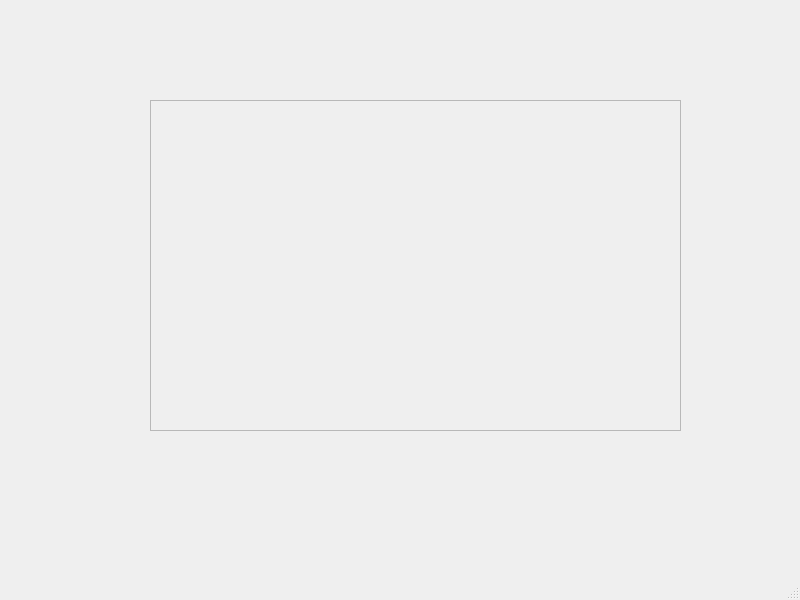
First picture: the form in LR3/LR3/mainwindow.ui, repository Hudenchik/OOP, before the edit.
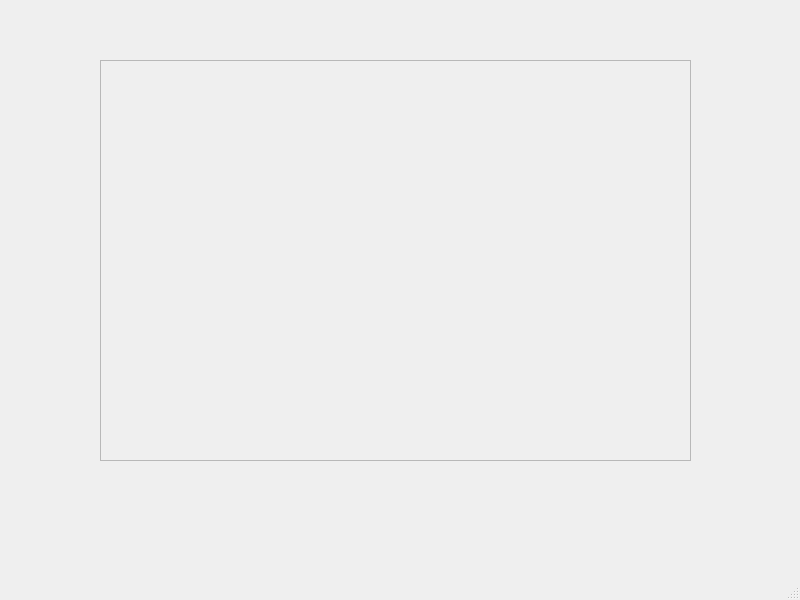
Second picture: the form after the edit.

The edit to the form file:
```diff
--- a/LR3/LR3/mainwindow.ui
+++ b/LR3/LR3/mainwindow.ui
@@ -17,10 +17,10 @@
    <widget class="QFrame" name="frame">
     <property name="geometry">
      <rect>
-      <x>150</x>
-      <y>100</y>
-      <width>531</width>
-      <height>331</height>
+      <x>100</x>
+      <y>60</y>
+      <width>591</width>
+      <height>401</height>
      </rect>
     </property>
     <property name="frameShape">
```
